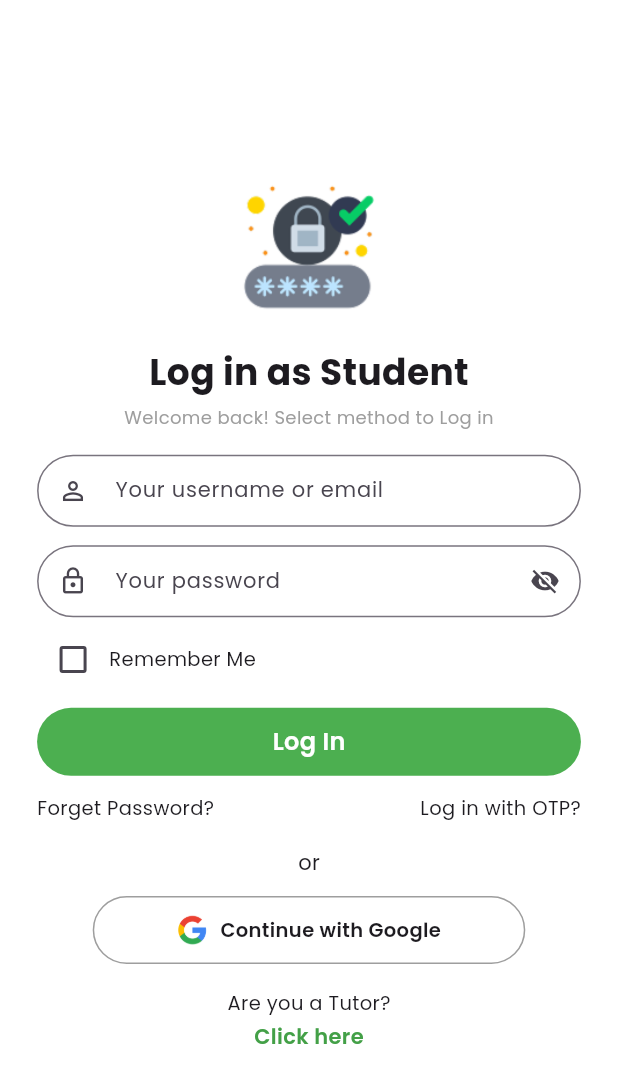
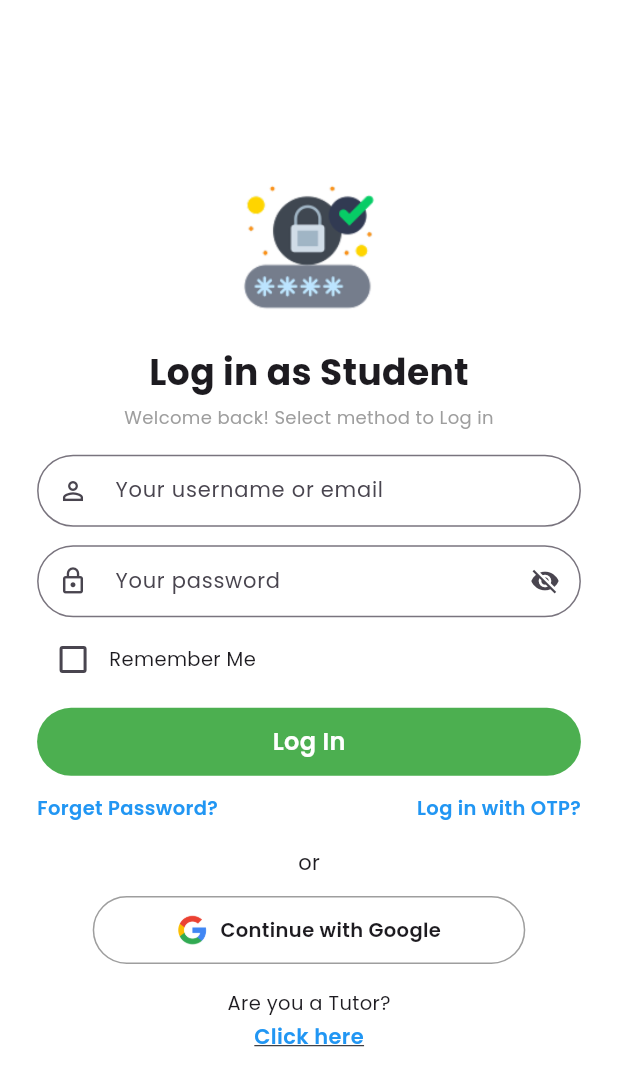
Before and after one commit to Balaji2327/KK360, a Flutter app: the screen it shows after launch, after a tap on "STUDENT", on a phone screen of 412 x 824 dp. Shown: the top 1086 px of the screen. Run offline on Flutter 3.47's test engine with Material 3 defaults, Android fonts, the light colour scheme and no system bars.

Commit message:
Add Forget Password Screen with UI elements and functionality
- Implemented ForgetPasswordScreen widget
- Added input field for username or email
- Included a button to send reset link with updated styling
- Created navigation back to login screen
- Ensured responsive design with dynamic sizing based on screen dimensions

```diff
--- a/lib/Authentication/student_login.dart
+++ b/lib/Authentication/student_login.dart
@@ -1,4 +1,6 @@
 import 'package:flutter/material.dart';
+import 'forget_password.dart';
+import 'tutor_login.dart';
 
 class StudentLoginScreen extends StatefulWidget {
   const StudentLoginScreen({super.key});
@@ -118,7 +120,7 @@ class _StudentLoginScreenState extends State<StudentLoginScreen> {
               // Login Button
               Container(
                 width: w,
-                height: h * 0.055, // smaller height
+                height: h * 0.055,
                 decoration: BoxDecoration(
                   color: Colors.green,
                   borderRadius: BorderRadius.circular(35),
@@ -137,12 +139,37 @@ class _StudentLoginScreenState extends State<StudentLoginScreen> {
 
               SizedBox(height: h * 0.015),
 
-              // Forget password & OTP
+              // Forget password & OTP as buttons
               Row(
                 mainAxisAlignment: MainAxisAlignment.spaceBetween,
-                children: const [
-                  Text("Forget Password?", style: TextStyle(fontSize: 13)),
-                  Text("Log in with OTP?", style: TextStyle(fontSize: 13)),
+                children: [
+                  GestureDetector(
+                    onTap: () {
+                      Navigator.push(context, MaterialPageRoute(builder: (context) => ForgetPasswordScreen()));
+
+                    },
+                    child: const Text(
+                      "Forget Password?",
+                      style: TextStyle(
+                        fontSize: 13,
+                        fontWeight: FontWeight.w600,
+                        color: Colors.blue,
+                      ),
+                    ),
+                  ),
+                  GestureDetector(
+                    onTap: () {
+                      // Navigator.push(context, MaterialPageRoute(builder: (context) => OTPLoginScreen()));
+                    },
+                    child: const Text(
+                      "Log in with OTP?",
+                      style: TextStyle(
+                        fontSize: 13,
+                        fontWeight: FontWeight.w600,
+                        color: Colors.blue,
+                      ),
+                    ),
+                  ),
                 ],
               ),
 
@@ -155,7 +182,7 @@ class _StudentLoginScreenState extends State<StudentLoginScreen> {
               // Google Login Button
               Container(
                 width: 0.7 * w,
-                height: h * 0.055, // smaller height
+                height: h * 0.055,
                 decoration: BoxDecoration(
                   borderRadius: BorderRadius.circular(35),
                   border: Border.all(color: Colors.black38),
@@ -178,15 +205,29 @@ class _StudentLoginScreenState extends State<StudentLoginScreen> {
 
               SizedBox(height: h * 0.02),
 
-              const Text("Are you a Tutor?", style: TextStyle(fontSize: 13)),
+              // Tutor Section with button
+              Column(
+                children: [
+                  const Text(
+                    "Are you a Tutor?",
+                    style: TextStyle(fontSize: 13),
+                  ),
                   const SizedBox(height: 3),
-              Text(
+                  GestureDetector(
+                    onTap: () {
+                      Navigator.push(context, MaterialPageRoute(builder: (context) => TutorLoginScreen()));
+                    },
+                    child: Text(
                       "Click here",
                       style: TextStyle(
-                  color: Colors.green.shade600,
+                        color: Colors.blue,
                         fontSize: 14,
                         fontWeight: FontWeight.w600,
+                        decoration: TextDecoration.underline,
                       ),
+                    ),
+                  ),
+                ],
               ),
 
               SizedBox(height: h * 0.03),
--- a/pubspec.yaml
+++ b/pubspec.yaml
@@ -29,6 +29,7 @@ flutter:
     - assets/images/admin.png
     - assets/images/login.png
     - assets/images/google.png
+    - assets/images/pass.png
 
   fonts:
     - family: Poppins
```
Also changed, not shown: lib/Authentication/admin_login.dart (+35 -18 lines), lib/Authentication/forget_password.dart (added, +127 -0 lines), lib/Authentication/tutor_login.dart (+59 -8 lines), assets/images/pass.png (added). Lines whose indentation alone changed are shown as unchanged.
